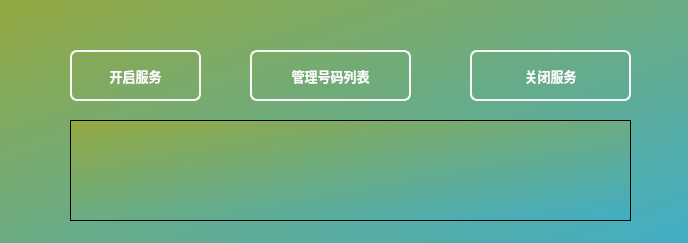
Old version of the form ui/widget.ui in the repository Zhiyesh/Chat-plusplus-Server.
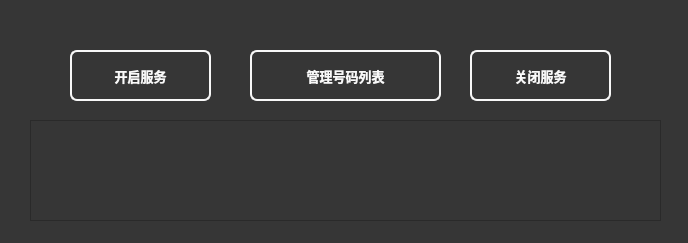
New version of the form.

Diff of the .ui file:
```diff
--- a/ui/widget.ui
+++ b/ui/widget.ui
@@ -14,14 +14,14 @@
    <string>Chat-plusplus-Server</string>
   </property>
   <property name="styleSheet">
-   <string notr="true">background: qlineargradient(x1:1, y1:1, x2:0, y2:0, stop:0 #41AEC6, stop:1 #94A940);</string>
+   <string notr="true">background-color: rgb(54, 54, 54);</string>
   </property>
   <widget class="QPushButton" name="OpenServer">
    <property name="geometry">
     <rect>
      <x>70</x>
      <y>50</y>
-     <width>131</width>
+     <width>141</width>
      <height>51</height>
     </rect>
    </property>
@@ -58,7 +58,7 @@
     <rect>
      <x>250</x>
      <y>50</y>
-     <width>161</width>
+     <width>191</width>
      <height>51</height>
     </rect>
    </property>
@@ -90,7 +90,7 @@
     <rect>
      <x>470</x>
      <y>50</y>
-     <width>161</width>
+     <width>141</width>
      <height>51</height>
     </rect>
    </property>
@@ -125,14 +125,15 @@
   <widget class="QTextBrowser" name="LogShow">
    <property name="geometry">
     <rect>
-     <x>70</x>
+     <x>30</x>
      <y>120</y>
-     <width>561</width>
+     <width>631</width>
      <height>101</height>
     </rect>
    </property>
    <property name="styleSheet">
-    <string notr="true">font-size: 10pt;</string>
+    <string notr="true">font-size: 10pt;
+color: rgb(231, 231, 231);</string>
    </property>
   </widget>
  </widget>
```
